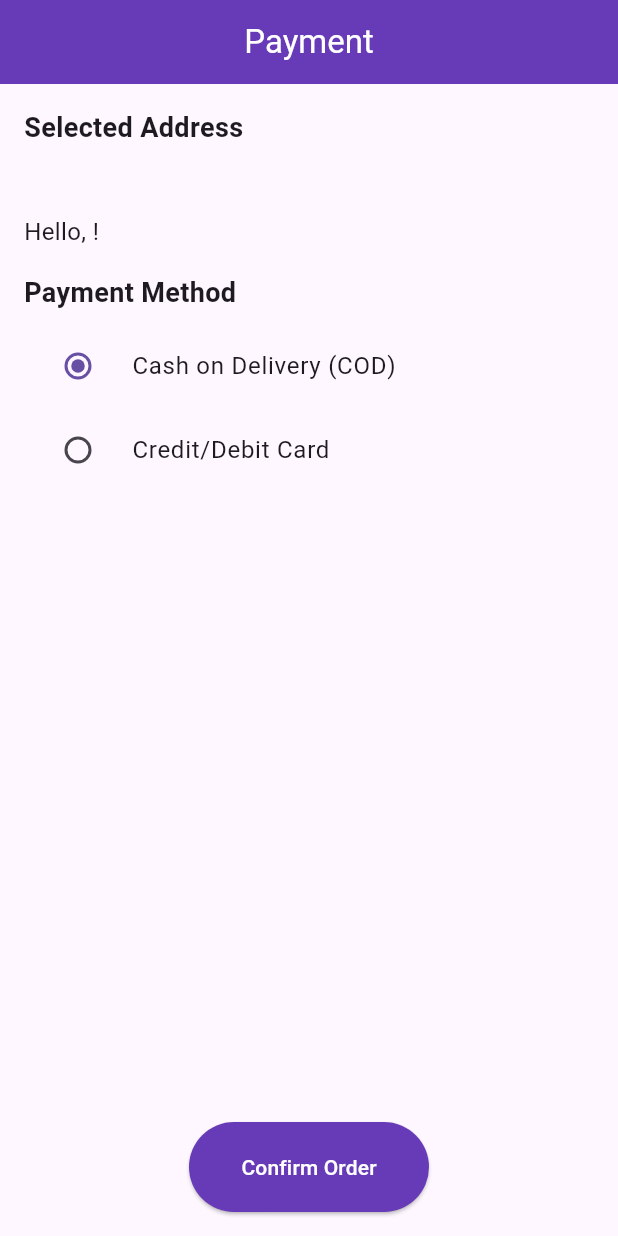
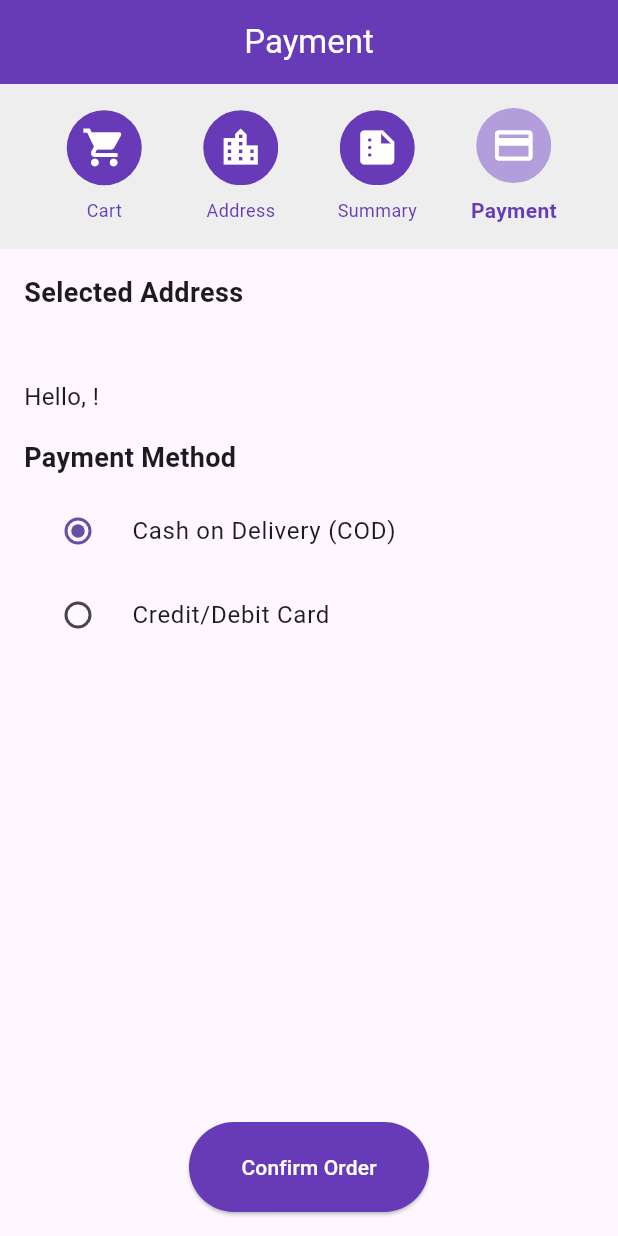
Before and after one commit to AsherAyub80/Ecommerce, a Flutter app: the PaymentScreen screen opened directly with empty values, on a phone screen of 412 x 824 dp. Run offline on Flutter 3.47's test engine with Material 3 defaults, Android fonts, the phone set to English and light mode, and no system bars; our stand-ins replace bot_toast, cloud_firestore, firebase_auth, firebase_core, flutter_dotenv, flutter_rating_bar and 1 more; missing offline and left inert: flutter_stripe; accounts and stored records are empty.

Commit message:
add stepper widget and payment integration

```diff
--- a/lib/screen/checkoutProcess/confrimation_screen.dart
+++ b/lib/screen/checkoutProcess/confrimation_screen.dart
@@ -7,8 +7,7 @@ class ConfirmationScreen extends StatelessWidget {
       appBar: AppBar(
         title: Text('Order Confirmation'),
       ),
-      body: Padding(
-        padding: const EdgeInsets.all(16.0),
+      body: Center(
         child: Column(
           mainAxisAlignment: MainAxisAlignment.center,
           crossAxisAlignment: CrossAxisAlignment.center,
@@ -39,7 +38,7 @@ class ConfirmationScreen extends StatelessWidget {
               onPressed: () {
                 Navigator.popUntil(context, (route) => route.isFirst);
               },
-              child: Text('Back to Home'),
+              child: Text('Go to Home'),
             ),
           ],
         ),
--- a/lib/screen/checkoutProcess/payment_screen.dart
+++ b/lib/screen/checkoutProcess/payment_screen.dart
@@ -1,8 +1,11 @@
 import 'package:flutter/material.dart';
 import 'package:cloud_firestore/cloud_firestore.dart';
+
 import 'package:hackathon_project/provider/provider.dart';
 import 'package:hackathon_project/screen/checkoutProcess/confrimation_screen.dart';
+import 'package:hackathon_project/screen/checkoutProcess/payment/payment_provider.dart';
 import 'package:hackathon_project/services/auth/auth_service.dart';
+import 'package:hackathon_project/stepperWidget/stepper.dart';
 import 'package:provider/provider.dart';
 
 class PaymentScreen extends StatefulWidget {
@@ -64,9 +67,9 @@ class _PaymentScreenState extends State<PaymentScreen> {
 
   @override
   Widget build(BuildContext context) {
-    final provider = Provider.of<CartProvider>(context);
-    final total = provider.totalPrice();
-    final cartItems = provider.cart;
+    final cartProvider = Provider.of<CartProvider>(context);
+    final paymentProvider = Provider.of<PaymentService>(context);
+    final total = cartProvider.totalPrice();
     final currentUserDetails = userDetails;
     final username = currentUserDetails?['username'] ?? 'User';
 
@@ -77,9 +80,27 @@ class _PaymentScreenState extends State<PaymentScreen> {
           style: TextStyle(color: Colors.white),
         ),
         centerTitle: true,
-        backgroundColor: Colors.deepPurple, // Consistent with the theme
+        backgroundColor: Colors.deepPurple,
+                iconTheme: IconThemeData(color: Colors.white),
+
       ),
-      body: Padding(
+      body: Column(
+        children: [
+           Container(
+            color: Colors.grey[200],
+            child: StepperHeader(
+              stepIcons: [
+                Icons.shopping_cart,
+                Icons.location_city,
+                Icons.summarize,
+                Icons.payment,
+              ],
+              currentStep: 3,
+              steps: ['Cart', 'Address', 'Summary', 'Payment'],
+            ),
+          ),
+          Expanded(
+            child: Padding(
               padding: const EdgeInsets.all(16.0),
               child: Column(
                 crossAxisAlignment: CrossAxisAlignment.start,
@@ -130,23 +151,35 @@ class _PaymentScreenState extends State<PaymentScreen> {
                         final user = await authService.getCurrentUser();
                         if (user != null) {
                           final email = user.email!;
-                    final storeId = provider.cart.isNotEmpty
-                        ? provider.cart.first.storeId
+                          final storeId = cartProvider.cart.isNotEmpty
+                              ? cartProvider.cart.first.storeId
                               : null;
+
                           if (storeId == null) {
                             ScaffoldMessenger.of(context).showSnackBar(
                               SnackBar(content: Text('Unable to determine store.')),
                             );
                             return;
                           }
+
                           try {
-                      await provider.checkout(
+                            if (_selectedPaymentMethod == 'CARD') {
+
+                              int amountInCents =
+                                  (double.parse(total.toString()) * 100).round();
+                              await paymentProvider.makePayment(
+                                  context, amountInCents.toString());
+                            }
+
+                            await cartProvider.checkout(
                               context,
                               username,
                               email,
                               storeId,
                               widget.address,
+                              _selectedPaymentMethod,
                             );
+
                             Navigator.pushReplacement(
                               context,
                               MaterialPageRoute(
@@ -162,7 +195,7 @@ class _PaymentScreenState extends State<PaymentScreen> {
                       child: Text('Confirm Order'),
                       style: ElevatedButton.styleFrom(
                         fixedSize: Size(160, 60),
-                  backgroundColor: Colors.deepPurple, // Button color
+                        backgroundColor: Colors.deepPurple,
                         foregroundColor: Colors.white,
                         padding: EdgeInsets.symmetric(vertical: 14.0),
                       ),
@@ -171,6 +204,9 @@ class _PaymentScreenState extends State<PaymentScreen> {
                 ],
               ),
             ),
+          ),
+        ],
+      ),
     );
   }
 }
--- a/lib/screen/more_reviews_screen.dart
+++ b/lib/screen/more_reviews_screen.dart
@@ -61,8 +61,8 @@ class _MoreReviewsScreenState extends State<MoreReviewsScreen> {
         border: Border.all(color: Colors.grey.shade400),
         borderRadius: BorderRadius.circular(12),
       ),
+      child: Card(
         child: ListTile(
-        shape: RoundedRectangleBorder(borderRadius: BorderRadius.circular(12)),
           leading: CircleAvatar(
             child: Text(review.userName[0]),
           ),
@@ -88,6 +88,7 @@ class _MoreReviewsScreenState extends State<MoreReviewsScreen> {
             style: TextStyle(fontSize: 12, color: Colors.grey),
           ),
         ),
+      ),
     );
   }
 }
--- a/lib/services/auth/firestore_service.dart
+++ b/lib/services/auth/firestore_service.dart
@@ -3,9 +3,15 @@ import 'package:hackathon_project/model/product_model.dart';
 
 class FirestoreService {
   final FirebaseFirestore _db = FirebaseFirestore.instance;
-
-  Future<void> addOrder(List<Product> cart, double totalPrice, String username,
-      String email, String storeId, String address) async {
+Future<void> addOrder(
+    List<Product> cart,
+    double totalPrice,
+    String username,
+    String email,
+    String storeId,
+    String address,
+    String paymentMethod, // New parameter
+) async {
     final now = DateTime.now();
     final timestamp = Timestamp.fromDate(now);
 
@@ -32,8 +38,9 @@ class FirestoreService {
         'totalPrice': totalPrice,
         'items': orderDetails,
         'storeId': storeId,
-      'address': address, // Store address with the order
+        'address': address,
         'status': 'Pending',
+        'paymentMethod': paymentMethod, // Store payment method with the order
     };
 
     try {
@@ -43,4 +50,5 @@ class FirestoreService {
         throw Exception('Failed to add order');
     }
 }
+
 }
--- /dev/null
+++ b/lib/stepperWidget/stepper.dart
@@ -0,0 +1,88 @@
+import 'package:flutter/material.dart';
+
+class StepperHeader extends StatelessWidget {
+  final List<IconData> stepIcons;
+  final int currentStep;
+  final List<String> steps;
+
+  const StepperHeader({
+    Key? key,
+    required this.stepIcons,
+    required this.currentStep,
+    required this.steps,
+  }) : super(key: key);
+
+  @override
+  Widget build(BuildContext context) {
+    return Padding(
+      padding: const EdgeInsets.symmetric(vertical: 16.0, horizontal: 24.0),
+      child: Row(
+        mainAxisAlignment: MainAxisAlignment.spaceBetween,
+        children: List.generate(steps.length, (index) {
+          bool isCompleted = index < currentStep;
+          bool isCurrentStep = index == currentStep;
+
+          return Expanded(
+            child: Column(
+              children: [
+                Stack(
+                  alignment: Alignment.center,
+                  children: [
+                    // Animated container for the filling effect
+                    AnimatedContainer(
+                      duration: Duration(milliseconds: 300),
+                      width: isCurrentStep || isCompleted ? 50 : 30,
+                      height: isCurrentStep || isCompleted ? 50 : 30,
+                      decoration: BoxDecoration(
+                        color: isCompleted
+                            ? Colors.deepPurple
+                            : isCurrentStep
+                                ? Colors.deepPurple.shade200
+                                : Colors.grey.shade300,
+                        shape: BoxShape.circle,
+                      ),
+                      child: Icon(
+                        stepIcons[index],
+                        color: Colors.white,
+                        size: isCurrentStep || isCompleted ? 30 : 20,
+                      ),
+                    ),
+                    if (index != 0)
+                      Positioned(
+                        left: -50,
+                        right: null,
+                        top: 0,
+                        bottom: 0,
+                        child: AnimatedContainer(
+                          duration: Duration(milliseconds: 300),
+                          width: 50,
+                          height: 2,
+                          color: isCompleted
+                              ? Colors.deepPurple
+                              : Colors.grey.shade300,
+                        ),
+                      ),
+                  ],
+                ),
+                SizedBox(height: 8),
+                Text(
+                  steps[index],
+                  style: TextStyle(
+                    fontSize: isCurrentStep ? 14 : 12,
+                    fontWeight:
+                        isCurrentStep ? FontWeight.bold : FontWeight.normal,
+                    color: isCompleted
+                        ? Colors.deepPurple
+                        : isCurrentStep
+                            ? Colors.deepPurple
+                            : Colors.grey.shade600,
+                  ),
+                ),
+              ],
+            ),
+          );
+        }),
+      ),
+    );
+  }
+}
```
Also changed, not shown: lib/screen/checkoutProcess/payment/payment_provider.dart (added, +90 -0 lines), lib/screen/home_screen.dart (+84 -35 lines), lib/screen/order_detail.dart (+26 -10 lines), lib/screen/product_detail.dart (+22 -7 lines), lib/screen/reciept_screen.dart (+5 -3 lines). Lines whose indentation alone changed are shown as unchanged.
